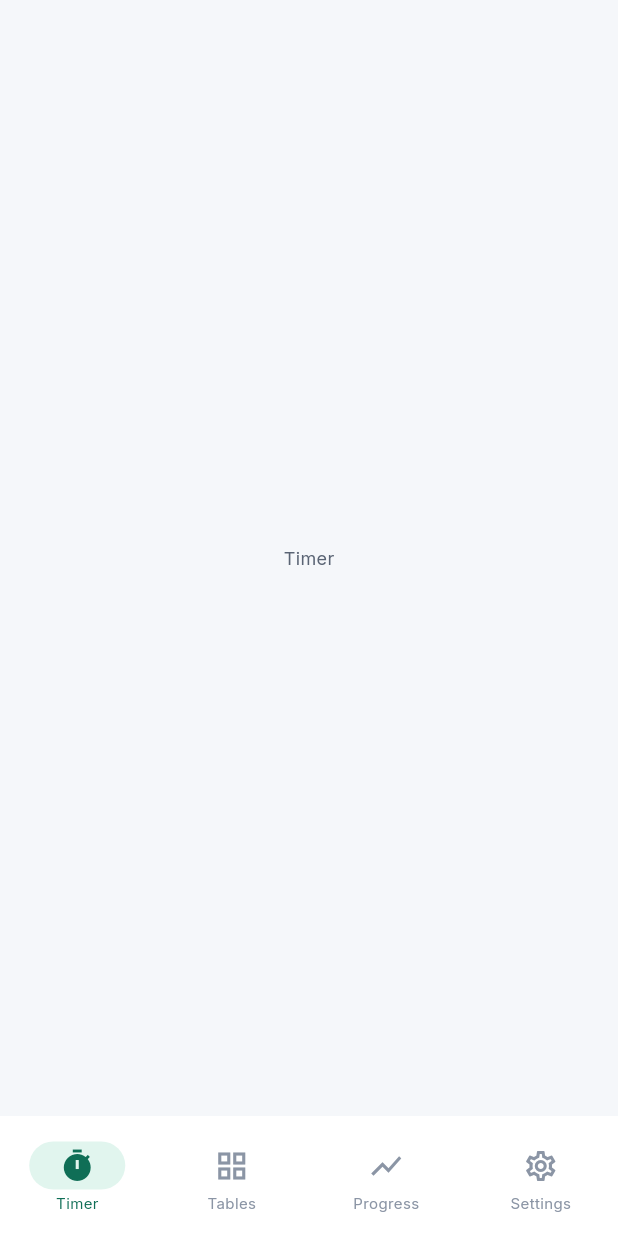
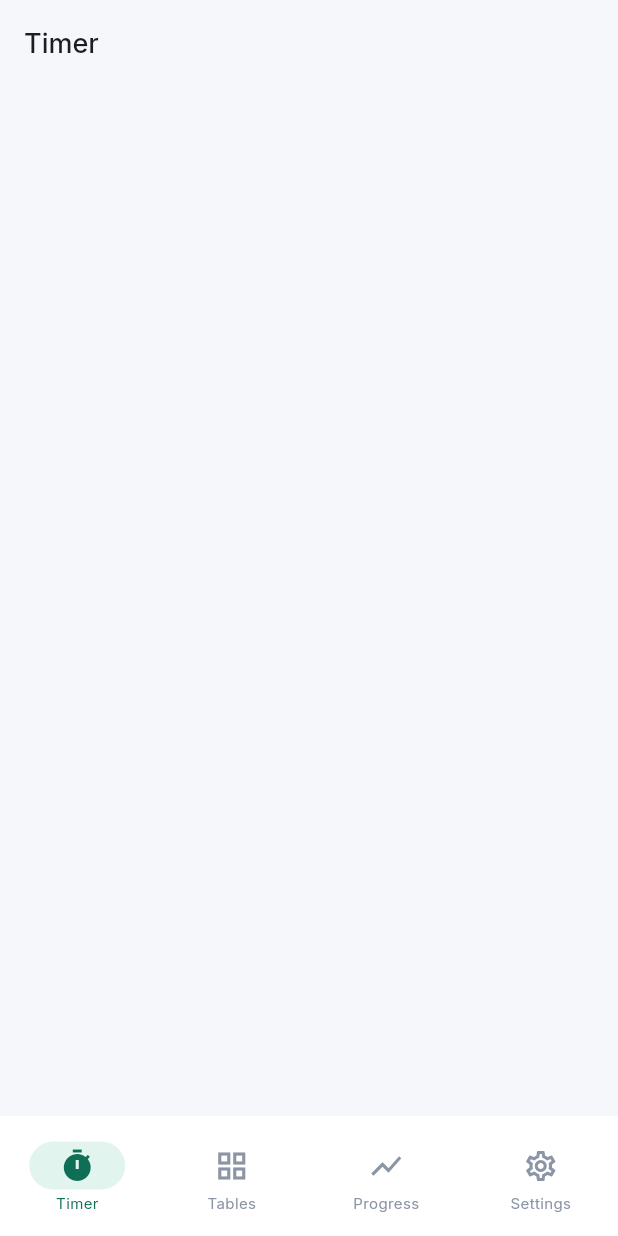
Before and after one commit to Miclah/breath_lab, a Flutter app: the screen it shows after launch, on a phone screen of 412 x 824 dp. Run offline on Flutter 3.47's test engine with Material 3 defaults, Android fonts, the light colour scheme and no system bars; our stand-ins replace flutter_riverpod; project files that could hold a hidden picture were left out.

Commit message:
feat: empty Timer / Tables / Progress / Settings screens
Each tab now renders its own StatelessWidget with a localized AppBar
title. AppShell body switch replaced with the real screen widgets.

```diff
--- a/lib/features/shell/app_shell.dart
+++ b/lib/features/shell/app_shell.dart
@@ -2,6 +2,10 @@ import 'package:flutter/material.dart';
 import 'package:flutter_riverpod/flutter_riverpod.dart';
 
 import '../../l10n/app_localizations.dart';
+import '../progress/progress_screen.dart';
+import '../settings/settings_screen.dart';
+import '../tables/tables_screen.dart';
+import '../timer/timer_screen.dart';
 import 'nav_provider.dart';
 
 class AppShell extends ConsumerWidget {
@@ -12,11 +16,11 @@ class AppShell extends ConsumerWidget {
     final selectedIndex = ref.watch(navIndexProvider);
     final l10n = AppLocalizations.of(context)!;
 
-    final bodies = <Widget>[
-      Center(child: Text(l10n.navTimer)),
-      Center(child: Text(l10n.navTables)),
-      Center(child: Text(l10n.navProgress)),
-      Center(child: Text(l10n.navSettings)),
+    const bodies = <Widget>[
+      TimerScreen(),
+      TablesScreen(),
+      ProgressScreen(),
+      SettingsScreen(),
     ];
 
     return Scaffold(
--- /dev/null
+++ b/lib/features/timer/timer_screen.dart
@@ -0,0 +1,13 @@
+import 'package:flutter/material.dart';
+
+import '../../l10n/app_localizations.dart';
+
+class TimerScreen extends StatelessWidget {
+  const TimerScreen({super.key});
+
+  @override
+  Widget build(BuildContext context) {
+    final l10n = AppLocalizations.of(context)!;
+    return Scaffold(appBar: AppBar(title: Text(l10n.navTimer)));
+  }
+}
```
Also changed, not shown: lib/features/progress/progress_screen.dart (added, +13 -0 lines), lib/features/settings/settings_screen.dart (added, +14 -0 lines), lib/features/tables/tables_screen.dart (added, +13 -0 lines).
